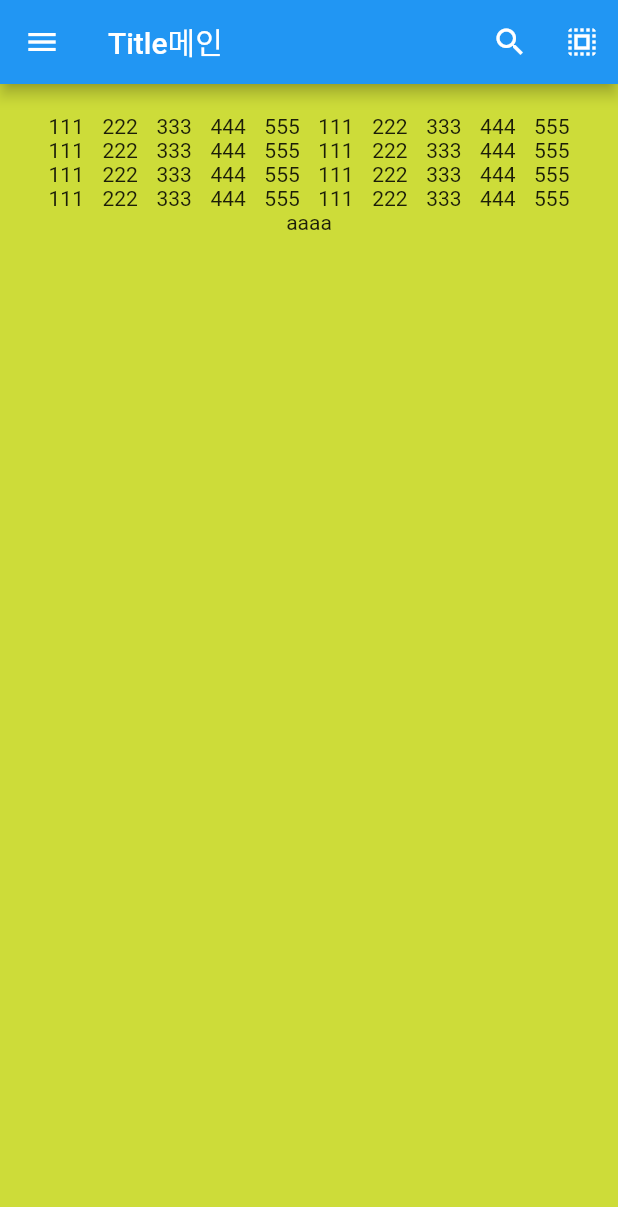
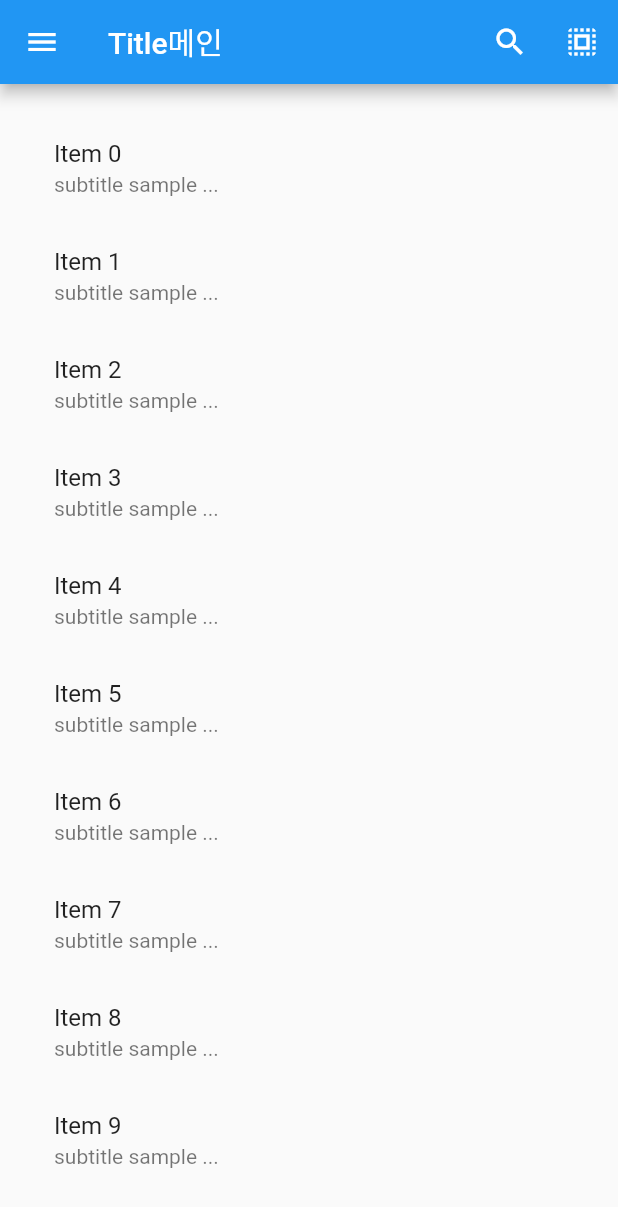
Before and after one commit to yoonki-kim/flutter_first_app, a Flutter app: the screen it shows after launch, on a phone screen of 412 x 824 dp. Shown: the top 1207 px of the screen. Run offline on Flutter 3.47's test engine with Material 2 defaults, Android fonts, the phone set to English and light mode, and no system bars.

Commit message:
2021-10-16; 리스트

```diff
--- a/lib/main.dart
+++ b/lib/main.dart
@@ -39,31 +39,23 @@ class MyApp extends StatelessWidget {
   Widget body() {
     return Container(
         padding: const EdgeInsets.all(20),
-        decoration: const BoxDecoration(color: Colors.lime),
-        child: col());
+        // decoration: const BoxDecoration(color: Colors.lime),
+        child: testlist());
   }
 
-  Widget col() {
-    return Column(
-      children: [row(), row(), row(), row(), Text('aaaa')],
-    );
-  }
-
-  Widget row() {
-    return Row(
-      mainAxisAlignment: MainAxisAlignment.spaceEvenly,
-      children: const [
-        Text('111'),
-        Text('222'),
-        Text('333'),
-        Text('444'),
-        Text('555'),
-        Text('111'),
-        Text('222'),
-        Text('333'),
-        Text('444'),
-        Text('555')
-      ],
+  Widget testlist() {
+    List<String> items = List.generate(20, (index) => "Item $index");
+    // for (var i = 0; i < 10; i++) {
+    //   items.add('bbbb');
+    // }
+    return ListView.builder(
+      itemCount: items.length,
+      itemBuilder: (context, index) {
+        return ListTile(
+          title: Text(items[index]),
+          subtitle: Text('subtitle sample ...'),
+        );
+      },
     );
   }
 }
```
